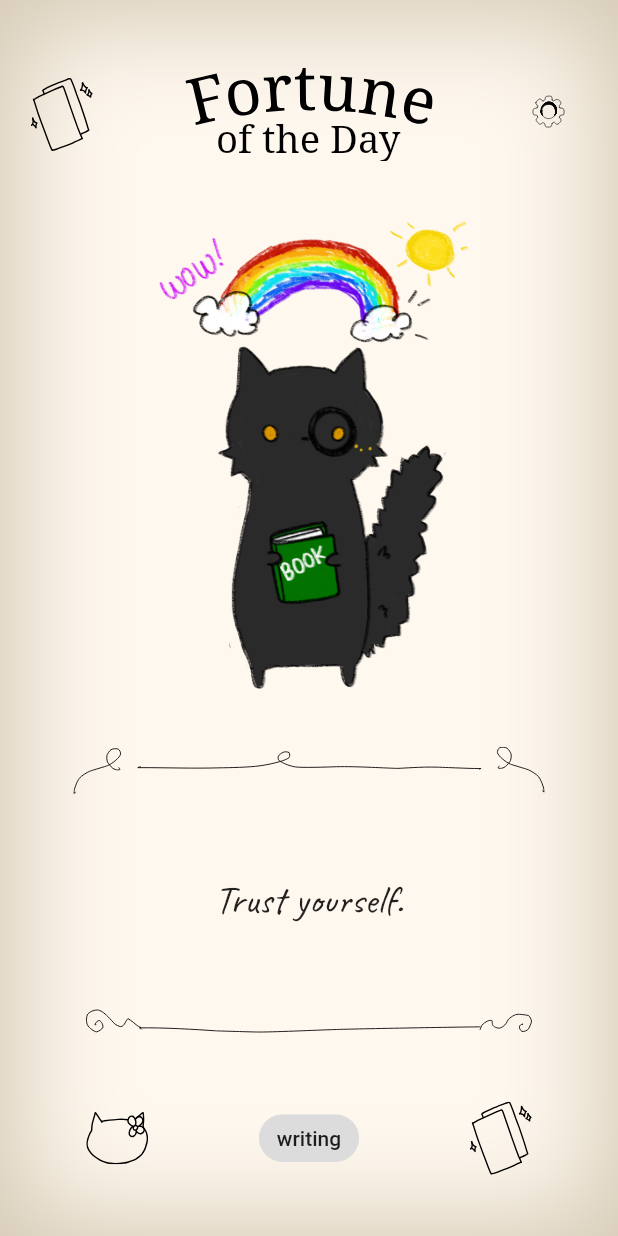
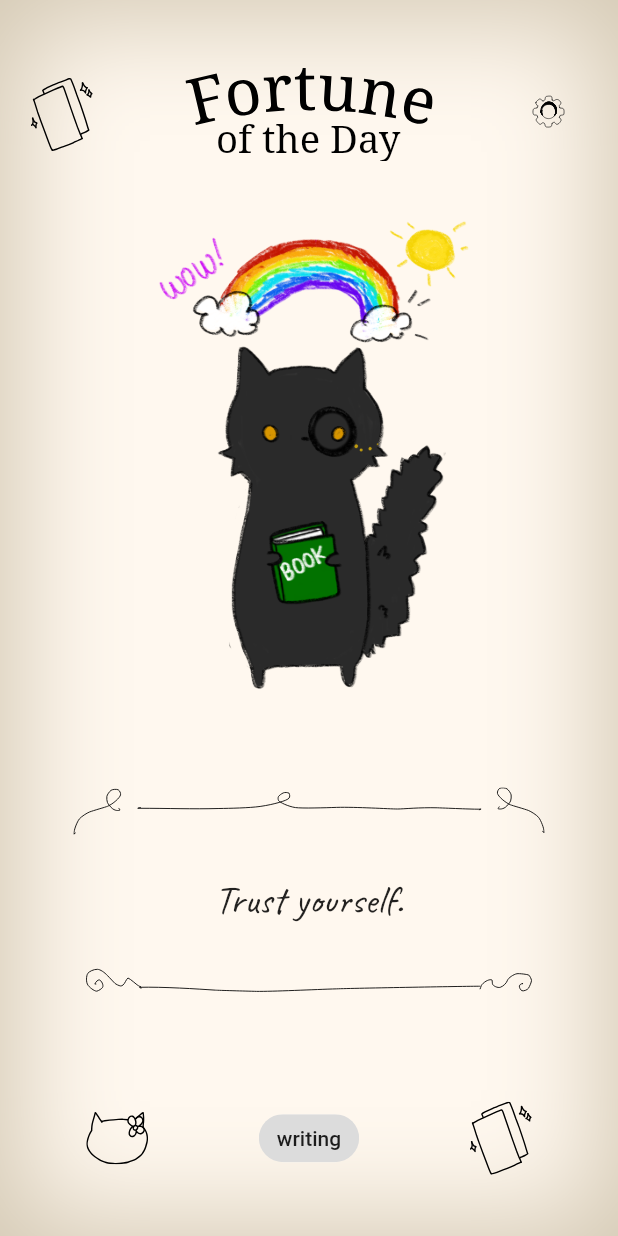
Before and after one commit to Xavier-MD/fortune_cat, a Flutter app: the screen it shows after launch, on a phone screen of 412 x 824 dp. Run offline on Flutter 3.47's test engine with Material 2 defaults, Android fonts, the phone set to English and light mode, and no system bars; our stand-ins replace flutter_inset_box_shadow, flutter_svg, responsive_sizer.

Commit message:
Edited spacing for text box.

```diff
--- a/lib/ui/pages/home_page.dart
+++ b/lib/ui/pages/home_page.dart
@@ -152,11 +152,11 @@ class _HomePageState extends State<HomePage> {
                 child: SizedBox(
                   width: 80.0.w,
                   child: Column(
+                    mainAxisAlignment: MainAxisAlignment.spaceEvenly,
                     children: [
                       FcSvg(
                           assetName:
                               'assets/vectors/decor/quote_upper_bracket.svg'),
-                      const Spacer(),
                       SizedBox(
                         width: 70.0.w,
                         child: Text(
@@ -168,7 +168,6 @@ class _HomePageState extends State<HomePage> {
                           ),
                         ),
                       ),
-                      const Spacer(),
                       FcSvg(
                           assetName:
                               'assets/vectors/decor/quote_lower_bracket.svg'),
```
